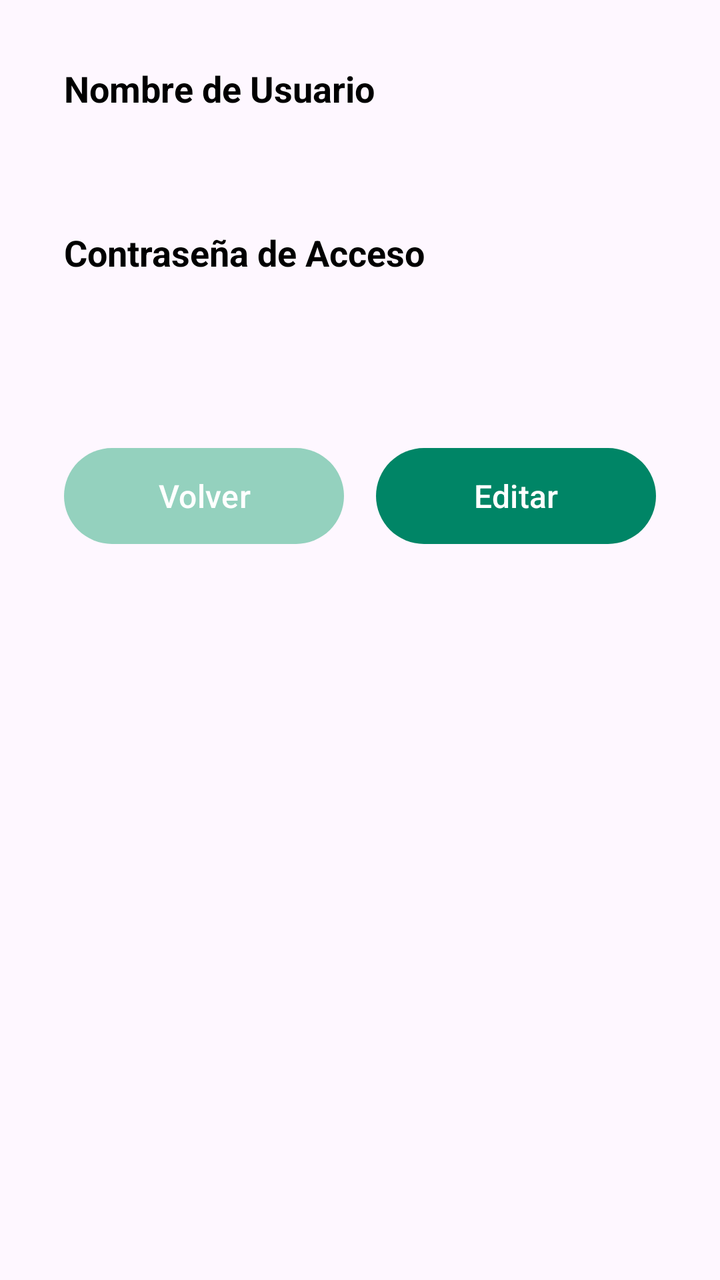
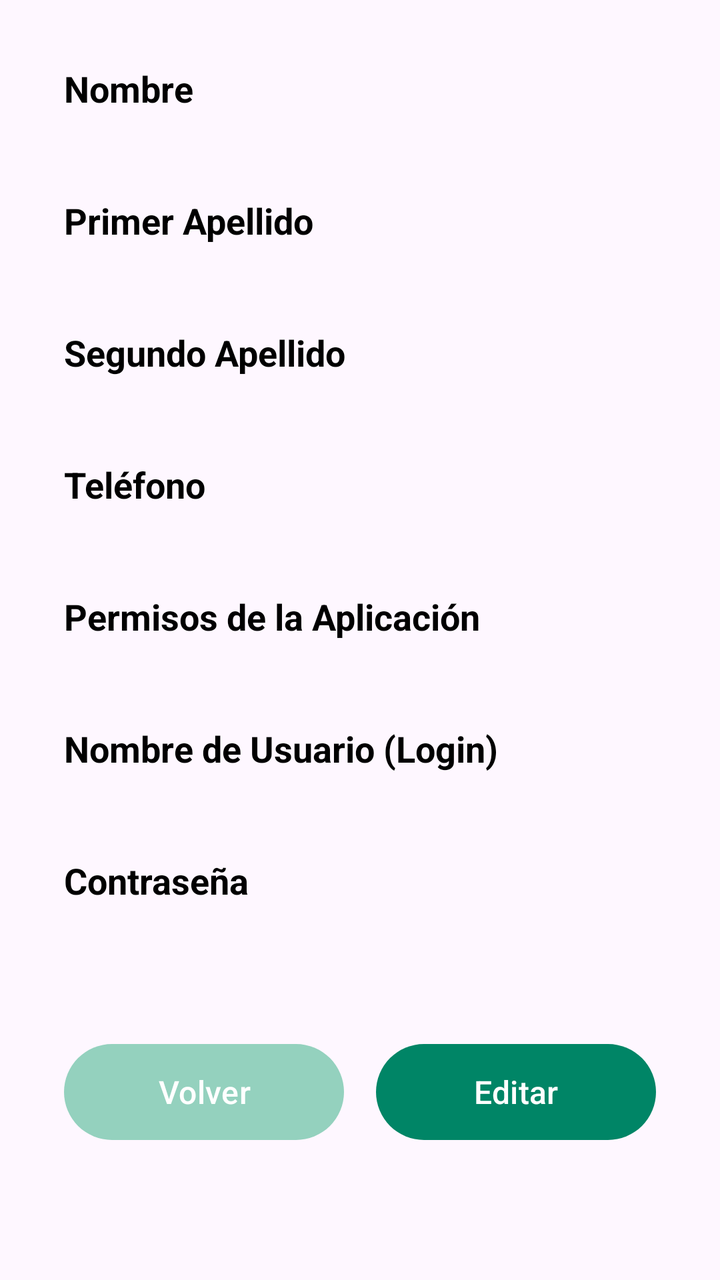

Compare the two renders of this Android layout. The source of the first and the diff that turns it into the second are given below.
<!-- AndroidManifest.xml: application theme Theme.MiLibreria -->
<!-- res/layout/fragment_ver_usuario.xml -->
<?xml version="1.0" encoding="utf-8"?>
<androidx.core.widget.NestedScrollView xmlns:android="http://schemas.android.com/apk/res/android"
    xmlns:app="http://schemas.android.com/apk/res-auto"
    xmlns:tools="http://schemas.android.com/tools"
    android:layout_width="match_parent"
    android:layout_height="match_parent"
    android:fillViewport="true"
    tools:context=".VerUsuarioFragment">

    <androidx.constraintlayout.widget.ConstraintLayout
        android:layout_width="match_parent"
        android:layout_height="wrap_content"
        android:padding="32dp">

        <TextView
            android:id="@+id/tvLabelNombreUsuario"
            android:layout_width="wrap_content"
            android:layout_height="wrap_content"
            android:text="@string/nombre_usuario"
            android:textColor="#000000"
            android:textSize="18sp"
            android:textStyle="bold"
            app:layout_constraintStart_toStartOf="parent"
            app:layout_constraintTop_toTopOf="parent" />

        <TextView
            android:id="@+id/etVerUsuarioNombre"
            android:layout_width="0dp"
            android:layout_height="wrap_content"
            android:layout_marginTop="4dp"
            android:textColor="#333333"
            android:textSize="16sp"
            android:paddingVertical="8dp"
            app:layout_constraintEnd_toEndOf="parent"
            app:layout_constraintStart_toStartOf="parent"
            app:layout_constraintTop_toBottomOf="@id/tvLabelNombreUsuario" />

        <TextView
            android:id="@+id/tvLabelPasswordUsuario"
            android:layout_width="wrap_content"
            android:layout_height="wrap_content"
            android:layout_marginTop="16dp"
            android:text="Contraseña de Acceso"
            android:textColor="#000000"
            android:textSize="18sp"
            android:textStyle="bold"
            app:layout_constraintStart_toStartOf="parent"
            app:layout_constraintTop_toBottomOf="@id/etVerUsuarioNombre" />

        <TextView
            android:id="@+id/etVerUsuarioPassword"
            android:layout_width="0dp"
            android:layout_height="wrap_content"
            android:layout_marginTop="4dp"
            android:textColor="#333333"
            android:textSize="16sp"
            android:paddingVertical="8dp"
            app:layout_constraintEnd_toEndOf="parent"
            app:layout_constraintStart_toStartOf="parent"
            app:layout_constraintTop_toBottomOf="@id/tvLabelPasswordUsuario" />

        <com.google.android.material.button.MaterialButton
            android:id="@+id/btnVolverUsuario"
            android:layout_width="0dp"
            android:layout_height="56dp"
            android:layout_marginTop="40dp"
            android:layout_marginEnd="16dp"
            android:text="@string/volver"
            android:textColor="#FFFFFF"
            android:textSize="16sp"
            app:backgroundTint="#94D1BE"
            app:cornerRadius="28dp"
            app:layout_constraintEnd_toStartOf="@id/btnEditarUsuario"
            app:layout_constraintStart_toStartOf="parent"
            app:layout_constraintTop_toBottomOf="@id/etVerUsuarioPassword" />

        <com.google.android.material.button.MaterialButton
            android:id="@+id/btnEditarUsuario"
            android:layout_width="0dp"
            android:layout_height="56dp"
            android:text="@string/editar"
            android:textColor="#FFFFFF"
            android:textSize="16sp"
            app:backgroundTint="#008566"
            app:cornerRadius="28dp"
            app:layout_constraintBottom_toBottomOf="@id/btnVolverUsuario"
            app:layout_constraintEnd_toEndOf="parent"
            app:layout_constraintStart_toEndOf="@id/btnVolverUsuario"
            app:layout_constraintTop_toTopOf="@id/btnVolverUsuario" />

    </androidx.constraintlayout.widget.ConstraintLayout>
</androidx.core.widget.NestedScrollView>
<!-- resources referenced by this layout -->
<resources>
  <string name="editar">Editar</string>
  <string name="nombre_usuario">Nombre de Usuario</string>
  <string name="volver">Volver</string>
  <style name="Theme.MiLibreria" parent="Base.Theme.MiLibreria" />
  <style name="Base.Theme.MiLibreria" parent="Theme.Material3.DayNight.NoActionBar">
          
          
      </style>
</resources>

<!-- the commit's change to res/layout/fragment_ver_usuario.xml (unified diff, before → after) -->
@@ -16,12 +16,13 @@
             android:id="@+id/tvLabelNombreUsuario"
             android:layout_width="wrap_content"
             android:layout_height="wrap_content"
-            android:text="@string/nombre_usuario"
-            android:textColor="#000000"
-            android:textSize="18sp"
-            android:textStyle="bold"
-            app:layout_constraintStart_toStartOf="parent"
-            app:layout_constraintTop_toTopOf="parent" />
+            android:text="Nombre"
+            android:textColor="#000000"
+            android:textSize="18sp"
+            android:textStyle="bold"
+            app:layout_constraintStart_toStartOf="parent"
+            app:layout_constraintTop_toTopOf="parent"
+            tools:ignore="HardcodedText" />
 
         <TextView
             android:id="@+id/etVerUsuarioNombre"
@@ -30,22 +31,142 @@
             android:layout_marginTop="4dp"
             android:textColor="#333333"
             android:textSize="16sp"
-            android:paddingVertical="8dp"
             app:layout_constraintEnd_toEndOf="parent"
             app:layout_constraintStart_toStartOf="parent"
             app:layout_constraintTop_toBottomOf="@id/tvLabelNombreUsuario" />
 
         <TextView
+            android:id="@+id/tvLabelApellido1Usuario"
+            android:layout_width="wrap_content"
+            android:layout_height="wrap_content"
+            android:layout_marginTop="16dp"
+            android:text="Primer Apellido"
+            android:textColor="#000000"
+            android:textSize="18sp"
+            android:textStyle="bold"
+            app:layout_constraintStart_toStartOf="parent"
+            app:layout_constraintTop_toBottomOf="@id/etVerUsuarioNombre"
+            tools:ignore="HardcodedText" />
+
+        <TextView
+            android:id="@+id/etVerUsuarioApellido1"
+            android:layout_width="0dp"
+            android:layout_height="wrap_content"
+            android:layout_marginTop="4dp"
+            android:textColor="#333333"
+            android:textSize="16sp"
+            app:layout_constraintEnd_toEndOf="parent"
+            app:layout_constraintStart_toStartOf="parent"
+            app:layout_constraintTop_toBottomOf="@id/tvLabelApellido1Usuario" />
+
+        <TextView
+            android:id="@+id/tvLabelApellido2Usuario"
+            android:layout_width="wrap_content"
+            android:layout_height="wrap_content"
+            android:layout_marginTop="16dp"
+            android:text="Segundo Apellido"
+            android:textColor="#000000"
+            android:textSize="18sp"
+            android:textStyle="bold"
+            app:layout_constraintStart_toStartOf="parent"
+            app:layout_constraintTop_toBottomOf="@id/etVerUsuarioApellido1"
+            tools:ignore="HardcodedText" />
+
+        <TextView
+            android:id="@+id/etVerUsuarioApellido2"
+            android:layout_width="0dp"
+            android:layout_height="wrap_content"
+            android:layout_marginTop="4dp"
+            android:textColor="#333333"
+            android:textSize="16sp"
+            app:layout_constraintEnd_toEndOf="parent"
+            app:layout_constraintStart_toStartOf="parent"
+            app:layout_constraintTop_toBottomOf="@id/tvLabelApellido2Usuario" />
+
+        <TextView
+            android:id="@+id/tvLabelTelefonoUsuario"
+            android:layout_width="wrap_content"
+            android:layout_height="wrap_content"
+            android:layout_marginTop="16dp"
+            android:text="Teléfono"
+            android:textColor="#000000"
+            android:textSize="18sp"
+            android:textStyle="bold"
+            app:layout_constraintStart_toStartOf="parent"
+            app:layout_constraintTop_toBottomOf="@id/etVerUsuarioApellido2"
+            tools:ignore="HardcodedText" />
+
+        <TextView
+            android:id="@+id/etVerUsuarioTelefono"
+            android:layout_width="0dp"
+            android:layout_height="wrap_content"
+            android:layout_marginTop="4dp"
+            android:textColor="#333333"
+            android:textSize="16sp"
+            app:layout_constraintEnd_toEndOf="parent"
+            app:layout_constraintStart_toStartOf="parent"
+            app:layout_constraintTop_toBottomOf="@id/tvLabelTelefonoUsuario" />
+
+        <TextView
+            android:id="@+id/tvLabelAdminUsuario"
+            android:layout_width="wrap_content"
+            android:layout_height="wrap_content"
+            android:layout_marginTop="16dp"
+            android:text="Permisos de la Aplicación"
+            android:textColor="#000000"
+            android:textSize="18sp"
+            android:textStyle="bold"
+            app:layout_constraintStart_toStartOf="parent"
+            app:layout_constraintTop_toBottomOf="@id/etVerUsuarioTelefono"
+            tools:ignore="HardcodedText" />
+
+        <TextView
+            android:id="@+id/etVerUsuarioAdmin"
+            android:layout_width="0dp"
+            android:layout_height="wrap_content"
+            android:layout_marginTop="4dp"
+            android:textColor="#333333"
+            android:textSize="16sp"
+            app:layout_constraintEnd_toEndOf="parent"
+            app:layout_constraintStart_toStartOf="parent"
+            app:layout_constraintTop_toBottomOf="@id/tvLabelAdminUsuario" />
+
+        <TextView
+            android:id="@+id/tvLabelNickUsuario"
+            android:layout_width="wrap_content"
+            android:layout_height="wrap_content"
+            android:layout_marginTop="16dp"
+            android:text="Nombre de Usuario (Login)"
+            android:textColor="#000000"
+            android:textSize="18sp"
+            android:textStyle="bold"
+            app:layout_constraintStart_toStartOf="parent"
+            app:layout_constraintTop_toBottomOf="@id/etVerUsuarioAdmin"
+            tools:ignore="HardcodedText" />
+
+        <TextView
+            android:id="@+id/etVerUsuarioNick"
+            android:layout_width="0dp"
+            android:layout_height="wrap_content"
+            android:layout_marginTop="4dp"
+            android:textColor="#333333"
+            android:textSize="16sp"
+            app:layout_constraintEnd_toEndOf="parent"
+            app:layout_constraintStart_toStartOf="parent"
+            app:layout_constraintTop_toBottomOf="@id/tvLabelNickUsuario" />
+
+        <TextView
             android:id="@+id/tvLabelPasswordUsuario"
             android:layout_width="wrap_content"
             android:layout_height="wrap_content"
             android:layout_marginTop="16dp"
-            android:text="Contraseña de Acceso"
-            android:textColor="#000000"
-            android:textSize="18sp"
-            android:textStyle="bold"
-            app:layout_constraintStart_toStartOf="parent"
-            app:layout_constraintTop_toBottomOf="@id/etVerUsuarioNombre" />
+            android:text="Contraseña"
+            android:textColor="#000000"
+            android:textSize="18sp"
+            android:textStyle="bold"
+            app:layout_constraintStart_toStartOf="parent"
+            app:layout_constraintTop_toBottomOf="@id/etVerUsuarioNick"
+            tools:ignore="HardcodedText" />
 
         <TextView
             android:id="@+id/etVerUsuarioPassword"
@@ -54,7 +175,6 @@
             android:layout_marginTop="4dp"
             android:textColor="#333333"
             android:textSize="16sp"
-            android:paddingVertical="8dp"
             app:layout_constraintEnd_toEndOf="parent"
             app:layout_constraintStart_toStartOf="parent"
             app:layout_constraintTop_toBottomOf="@id/tvLabelPasswordUsuario" />
<!-- resource entries referenced after the edit -->
@@ -1,7 +1,6 @@
 <!-- resources referenced by this layout -->
 <resources>
   <string name="editar">Editar</string>
-  <string name="nombre_usuario">Nombre de Usuario</string>
   <string name="volver">Volver</string>
   <style name="Theme.MiLibreria" parent="Base.Theme.MiLibreria" />
   <style name="Base.Theme.MiLibreria" parent="Theme.Material3.DayNight.NoActionBar">
